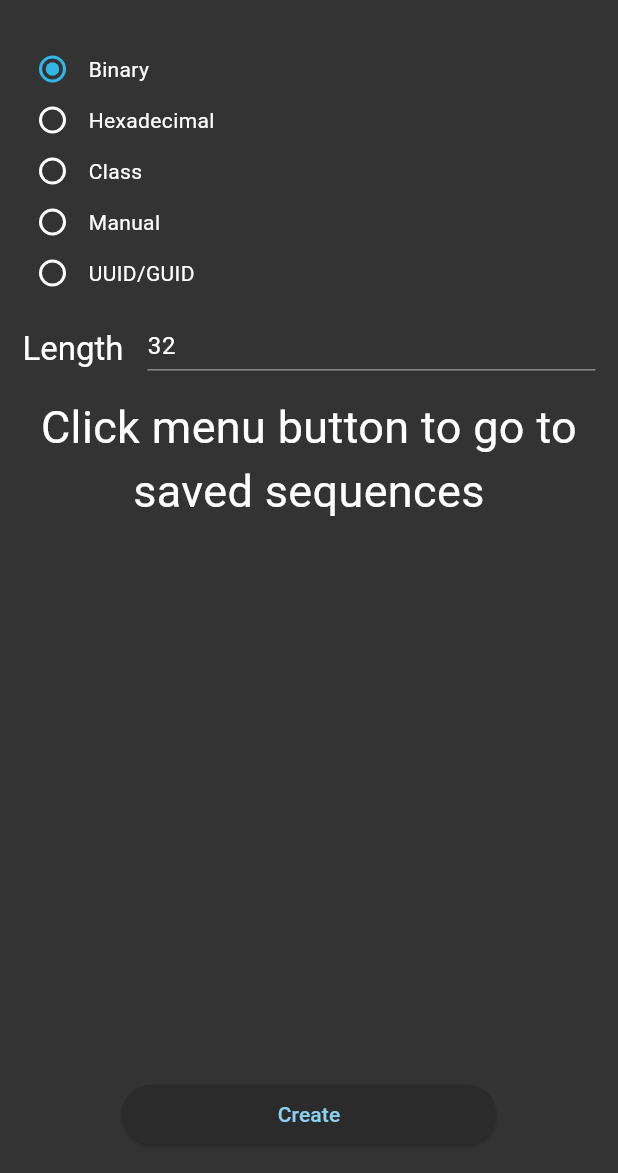
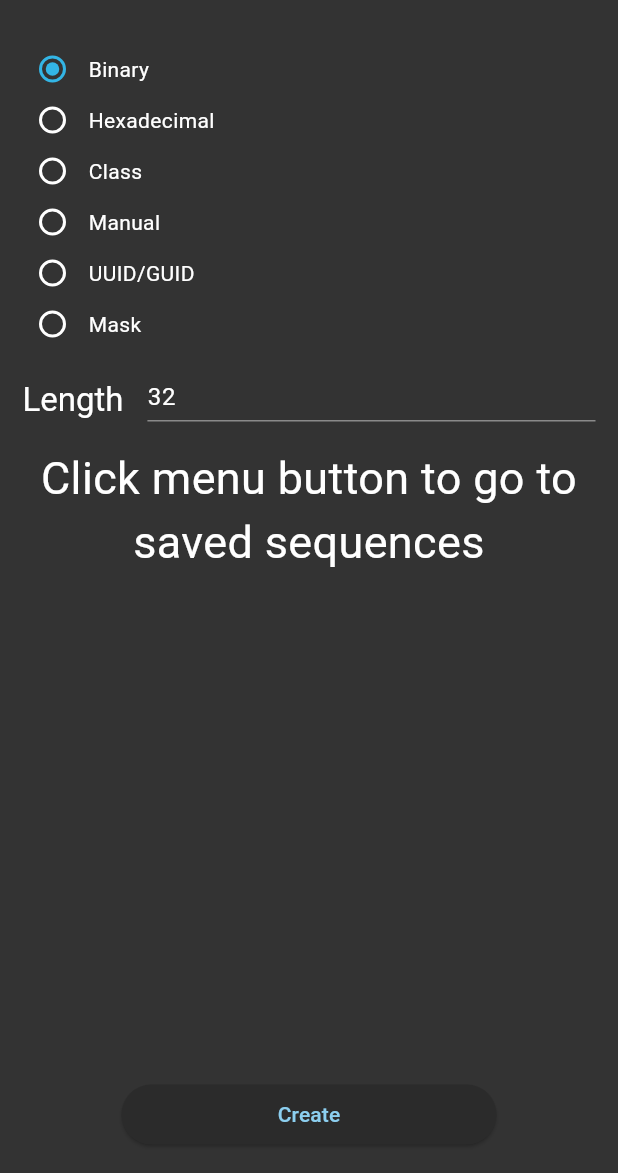
Before and after one commit to ruvolof/randomsequencegenerator, a Flutter app: the screen it shows after launch, on a phone screen of 412 x 824 dp, the part 63-1236 px from its top. Run offline on Flutter 3.47's test engine with Material 3 defaults, Android fonts, the phone set to English and light mode, and no system bars; our stand-ins replace share_plus, shared_preferences; generated files the repository leaves out were written again.

Commit message:
Adding mask generation mode

```diff
--- a/lib/l10n/app_en.arb
+++ b/lib/l10n/app_en.arb
@@ -31,6 +31,11 @@
     "description": "Generation mode: a version 4 UUID, also known as a GUID. Both acronyms are usually left untranslated."
   },
 
+  "rMask": "Mask",
+  "@rMask": {
+    "description": "Generation mode: the user writes a template and each placeholder in it is filled at random."
+  },
+
   "uuidUppercase": "Uppercase",
   "@uuidUppercase": {
     "description": "Checkbox that renders the UUID's hexadecimal digits in capitals."
@@ -42,6 +47,81 @@
   "uuidBraces": "Braces",
   "@uuidBraces": {
     "description": "Checkbox that wraps the UUID in curly braces, the Microsoft GUID style."
+  },
+
+  "maskHint": "AA###AA",
+  "@maskHint": {
+    "description": "Placeholder in the mask field, an example mask that generates a car plate."
+  },
+  "maskLegendTitle": "How to write a mask",
+  "@maskLegendTitle": {
+    "description": "Heading of the block that explains the mask syntax."
+  },
+  "maskTokenDigit": "a digit, 0 to 9",
+  "@maskTokenDigit": {
+    "description": "Legend entry for the mask placeholder that generates one digit."
+  },
+  "maskTokenLowercase": "a lowercase letter",
+  "@maskTokenLowercase": {
+    "description": "Legend entry for the mask placeholder that generates one lowercase letter."
+  },
+  "maskTokenUppercase": "an uppercase letter",
+  "@maskTokenUppercase": {
+    "description": "Legend entry for the mask placeholder that generates one uppercase letter."
+  },
+  "maskTokenLetter": "a letter, either case",
+  "@maskTokenLetter": {
+    "description": "Legend entry for the mask placeholder that generates one letter of either case."
+  },
+  "maskTokenAlphanumeric": "a letter or a digit",
+  "@maskTokenAlphanumeric": {
+    "description": "Legend entry for the mask placeholder that generates one letter or digit."
+  },
+  "maskTokenHexLower": "a lowercase hex digit, 0 to f",
+  "@maskTokenHexLower": {
+    "description": "Legend entry for the mask placeholder that generates one lowercase hexadecimal digit."
+  },
+  "maskTokenHexUpper": "an uppercase hex digit, 0 to F",
+  "@maskTokenHexUpper": {
+    "description": "Legend entry for the mask placeholder that generates one uppercase hexadecimal digit."
+  },
+  "maskTokenSpecial": "a special character",
+  "@maskTokenSpecial": {
+    "description": "Legend entry for the mask placeholder that generates one special character."
+  },
+  "maskTokenRepeat": "repeats the item before it, five times here",
+  "@maskTokenRepeat": {
+    "description": "Legend entry for the mask repetition count, shown next to the syntax a{5}. Braces cannot appear in this text because they are ICU placeholder syntax."
+  },
+  "maskTokenEscape": "the next character exactly as typed",
+  "@maskTokenEscape": {
+    "description": "Legend entry for the mask escape character, a backslash."
+  },
+  "maskLiteralNote": "Anything else is copied as it is, so AA-### keeps the dash.",
+  "@maskLiteralNote": {
+    "description": "Legend note explaining that unrecognized mask characters are literals."
+  },
+  "maskExample": "Example: AA###AA generates a plate like QP417XZ",
+  "@maskExample": {
+    "description": "Worked example closing the mask legend."
+  },
+  "maskErrorNoPlaceholder": "Add at least one placeholder, like AA###AA",
+  "@maskErrorNoPlaceholder": {
+    "description": "Error shown under the mask field when the mask is empty or made of literals only."
+  },
+  "maskErrorQuantifier": "A repetition needs an item before it and a number inside the braces",
+  "@maskErrorQuantifier": {
+    "description": "Error shown under the mask field when a repetition count is malformed. Braces cannot appear in this text because they are ICU placeholder syntax."
+  },
+  "maskErrorTooLong": "The mask would generate more than {max} characters",
+  "@maskErrorTooLong": {
+    "description": "Error shown under the mask field when the mask expands past the maximum length.",
+    "placeholders": {
+      "max": {
+        "type": "int",
+        "example": "4096"
+      }
+    }
   },
 
   "rangeDigit": "[0–9]",
--- a/lib/models/generation_mode.dart
+++ b/lib/models/generation_mode.dart
@@ -11,7 +11,11 @@ enum GenerationMode {
 
   /// The odd one out: no pool and no length, a version 4 UUID rendered
   /// according to the ticked format options.
-  uuid;
+  uuid,
+
+  /// The pool changes from position to position: the user writes a template and
+  /// each placeholder in it is filled from its own pool.
+  mask;
 
   /// The value persisted alongside a saved entry. Kept independent of the
   /// declaration order so reordering the enum cannot invalidate stored data.
@@ -21,7 +25,15 @@ enum GenerationMode {
     GenerationMode.charClass => 'class',
     GenerationMode.manual => 'manual',
     GenerationMode.uuid => 'uuid',
+    GenerationMode.mask => 'mask',
   };
+
+  /// Whether the mode draws a sequence to the length the user asks for, and so
+  /// needs the length field. A UUID is 128 bits whatever anyone wants and a
+  /// mask carries its own length, so for those two the field would be a dead
+  /// control.
+  bool get usesLength =>
+      this != GenerationMode.uuid && this != GenerationMode.mask;
 
   /// Returns null for an unknown or missing key rather than throwing, so one
   /// bad entry cannot take down the whole saved list.
--- /dev/null
+++ b/lib/models/mask_pattern.dart
@@ -0,0 +1,187 @@
+import 'package:flutter/foundation.dart';
+
+import '../services/char_pools.dart';
+
+/// Why a mask could not be used.
+enum MaskError {
+  /// The mask contains no placeholder at all, so it would generate nothing
+  /// random. The empty mask lands here too.
+  noPlaceholder,
+
+  /// A repetition is malformed: nothing to repeat before it, an unclosed brace,
+  /// or a count that is not a positive number.
+  badQuantifier,
+
+  /// The mask expands past [MaskPattern.maxOutputLength].
+  tooLong,
+}
+
+/// One item of a parsed mask, plus how many times it repeats.
+///
+/// Either [pool] or [literal] is non-null, never both.
+@immutable
+class MaskSegment {
+  /// `count` characters drawn from [pool].
+  const MaskSegment.pool(String this.pool, this.count) : literal = null;
+
+  /// The code point [literal], repeated `count` times verbatim.
+  const MaskSegment.literal(int this.literal, this.count) : pool = null;
+
+  final String? pool;
+  final int? literal;
+  final int count;
+
+  bool get isPlaceholder => pool != null;
+
+  /// The same item with a repetition count of [count] — how a `{n}` quantifier
+  /// is applied to the item it follows.
+  MaskSegment withCount(int count) => pool != null
+      ? MaskSegment.pool(pool!, count)
+      : MaskSegment.literal(literal!, count);
+
+  @override
+  bool operator ==(Object other) =>
+      other is MaskSegment &&
+      other.pool == pool &&
+      other.literal == literal &&
+      other.count == count;
+
+  @override
+  int get hashCode => Object.hash(pool, literal, count);
+
+  @override
+  String toString() => pool != null
+      ? 'MaskSegment.pool($pool, $count)'
+      : 'MaskSegment.literal(${String.fromCharCode(literal!)}, $count)';
+}
+
+/// A mask parsed into the segments it generates from.
+///
+/// Parsing is kept out of `SequenceGenerator` so it can be tested without a
+/// `Random` and so the screen can validate the field as the user types — the
+/// same split as `LengthField.parse`.
+///
+/// The syntax, in full:
+///
+/// - a key of [CharPools.maskPools] (`#`, `a`, `A`, `?`, `*`, `h`, `H`, `%`) is
+///   one character drawn from that pool;
+/// - `{n}` repeats the item immediately before it `n` times, whether that item
+///   is a placeholder or a literal;
+/// - [CharPools.maskEscape] makes the character after it a literal;
+/// - anything else is a literal.
+@immutable
+class MaskPattern {
+  const MaskPattern._(this.segments, this.error);
+
+  /// The longest string a mask may expand to. The same bound as
+  /// `SequenceGenerator.maxLength`, held separately so a model does not have to
+  /// import the service that consumes it; a test pins the two together.
+  static const int maxOutputLength = 4096;
+
+  /// A count is decimal digits and nothing else — `int.tryParse` would also
+  /// accept `+5` and `-5`.
+  static final RegExp _count = RegExp(r'^[0-9]+$');
+
+  static const MaskPattern _noPlaceholder = MaskPattern._(
+    [],
+    MaskError.noPlaceholder,
+  );
+  static const MaskPattern _badQuantifier = MaskPattern._(
+    [],
+    MaskError.badQuantifier,
+  );
+  static const MaskPattern _tooLong = MaskPattern._([], MaskError.tooLong);
+
+  /// The segments to generate from, in order. Empty when [error] is set.
+  final List<MaskSegment> segments;
+
+  /// Null when the mask is usable.
+  final MaskError? error;
+
+  bool get isValid => error == null;
+
+  /// How many characters the mask expands to.
+  int get outputLength =>
+      segments.fold(0, (total, segment) => total + segment.count);
+
+  /// Parses [mask]. Never throws; an unusable mask comes back with [error] set.
+  static MaskPattern parse(String mask) {
+    // Runes, not code units, so a pasted emoji literal cannot be split into
+    // lone surrogates — the same property SequenceGenerator.generate has.
+    final runes = mask.runes.toList(growable: false);
+    final segments = <MaskSegment>[];
+    var hasPlaceholder = false;
+    var length = 0;
+    // A quantifier repeats an item, and a quantifier is not an item: this is
+    // what makes `a{2}{3}` an error rather than 6 letters.
+    var justQuantified = false;
+    var i = 0;
+
+    while (i < runes.length) {
+      final rune = runes[i];
+      final char = String.fromCharCode(rune);
+
+      if (char == CharPools.maskEscape) {
+        // A trailing lone escape is a literal backslash rather than an error:
+        // the user is most likely still typing.
+        final escaped = i + 1 < runes.length ? runes[i + 1] : rune;
+        segments.add(MaskSegment.literal(escaped, 1));
+        length += 1;
+        justQuantified = false;
+        i += i + 1 < runes.length ? 2 : 1;
+        continue;
+      }
+
+      if (char == CharPools.maskRepeatOpen) {
+        if (segments.isEmpty || justQuantified) return _badQuantifier;
+        final close = runes.indexOf(
+          CharPools.maskRepeatClose.codeUnitAt(0),
+          i + 1,
+        );
+        if (close < 0) return _badQuantifier;
+        final digits = String.fromCharCodes(runes.sublist(i + 1, close));
+        if (!_count.hasMatch(digits)) return _badQuantifier;
+        final count = int.tryParse(digits);
+        // Digits only, but too many of them to be an int — that can only mean an
+        // absurd length.
+        if (count == null) return _tooLong;
+        if (count < 1) return _badQuantifier;
+
+        final item = segments.removeLast();
+        segments.add(item.withCount(count));
+        length += count - item.count;
+        if (length > maxOutputLength) return _tooLong;
+        justQuantified = true;
+        i = close + 1;
+        continue;
+      }
+
+      final pool = CharPools.maskPools[char];
+      if (pool != null) {
+        segments.add(MaskSegment.pool(pool, 1));
+        hasPlaceholder = true;
+      } else {
+        segments.add(MaskSegment.literal(rune, 1));
+      }
+      length += 1;
+      justQuantified = false;
+      i += 1;
+    }
+
+    if (!hasPlaceholder) return _noPlaceholder;
+    if (length > maxOutputLength) return _tooLong;
+    return MaskPattern._(List.unmodifiable(segments), null);
+  }
+
+  @override
+  bool operator ==(Object other) =>
+      other is MaskPattern &&
+      other.error == error &&
+      listEquals(other.segments, segments);
+
+  @override
+  int get hashCode => Object.hash(error, Object.hashAll(segments));
+
+  @override
+  String toString() => 'MaskPattern(error: $error, segments: $segments)';
+}
--- a/lib/screens/main_screen.dart
+++ b/lib/screens/main_screen.dart
@@ -3,6 +3,7 @@ import 'package:flutter/material.dart';
 import '../l10n/generated/app_localizations.dart';
 import '../models/class_selection.dart';
 import '../models/generation_mode.dart';
+import '../models/mask_pattern.dart';
 import '../models/saved_entry.dart';
 import '../models/uuid_options.dart';
 import '../services/sequence_generator.dart';
@@ -14,6 +15,8 @@ import '../widgets/class_range_selector.dart';
 import '../widgets/confirm_dialog.dart';
 import '../widgets/icon_action_button.dart';
 import '../widgets/length_field.dart';
+import '../widgets/mask_field.dart';
+import '../widgets/mask_legend.dart';
 import '../widgets/result_display.dart';
 import '../widgets/save_as_dialog.dart';
 import '../widgets/uuid_options_selector.dart';
@@ -41,12 +44,14 @@ class _MainScreenState extends State<MainScreen> {
 
   final TextEditingController _manualController = TextEditingController();
   final TextEditingController _lengthController = TextEditingController();
+  final TextEditingController _maskController = TextEditingController();
 
   GenerationMode _mode = GenerationMode.binary;
   ClassSelection _classes = ClassSelection.none;
   UuidOptions _uuidOptions = UuidOptions.defaults;
   String _result = '';
   bool _lengthTouched = false;
+  bool _maskTouched = false;
 
   @override
   void initState() {
@@ -62,6 +67,7 @@ class _MainScreenState extends State<MainScreen> {
   void dispose() {
     _manualController.dispose();
     _lengthController.dispose();
+    _maskController.dispose();
     super.dispose();
   }
 
@@ -69,13 +75,28 @@ class _MainScreenState extends State<MainScreen> {
 
   bool get _lengthHasError => _lengthTouched && _length == null;
 
-  /// UUID mode has no length, so a stale unusable value left in the hidden
-  /// field must not keep Create disabled.
-  bool get _canCreate => _mode == GenerationMode.uuid || _length != null;
+  MaskPattern get _maskPattern => MaskPattern.parse(_maskController.text);
+
+  /// The modes without a length must not be held back by a stale unusable value
+  /// left behind in the hidden field.
+  bool get _canCreate => switch (_mode) {
+    GenerationMode.uuid => true,
+    GenerationMode.mask => _maskPattern.isValid,
+    _ => _length != null,
+  };
 
   void _create() {
     if (_mode == GenerationMode.uuid) {
       setState(() => _result = _generator.generateUuid(_uuidOptions));
+      return;
+    }
+
+    if (_mode == GenerationMode.mask) {
+      final pattern = _maskPattern;
+      // Create is disabled while the mask is unusable, and the field carries the
+      // reason — so unlike the empty pool below there is nothing to announce.
+      if (!pattern.isValid) return;
+      setState(() => _result = _generator.generateFromMask(pattern));
       return;
     }
 
@@ -192,9 +213,19 @@ class _MainScreenState extends State<MainScreen> {
                 onChanged: (options) => setState(() => _uuidOptions = options),
               ),
             ],
-            // A UUID is 128 bits whatever the user wants, so the field would be
-            // a dead control in that mode.
-            if (_mode != GenerationMode.uuid) ...[
+            if (_mode == GenerationMode.mask) ...[
+              const SizedBox(height: 8),
+              MaskField(
+                controller: _maskController,
+                // Quiet until the user has typed, like the length field: an
+                // empty mask on arrival is not a mistake yet.
+                error: _maskTouched ? _maskPattern.error : null,
+                onChanged: (_) => setState(() => _maskTouched = true),
+              ),
+              const SizedBox(height: 8),
+              const MaskLegend(),
+            ],
+            if (_mode.usesLength) ...[
               const SizedBox(height: 16),
               Row(
                 crossAxisAlignment: CrossAxisAlignment.start,
@@ -300,6 +331,7 @@ class _ModeRadioGroup extends StatelessWidget {
       GenerationMode.charClass: l10n.rClass,
       GenerationMode.manual: l10n.rManual,
       GenerationMode.uuid: l10n.rUuid,
+      GenerationMode.mask: l10n.rMask,
     };
     final rowHeight = Breakpoints.isTablet(context)
         ? Dimens.radioRowTablet
--- a/lib/services/char_pools.dart
+++ b/lib/services/char_pools.dart
@@ -11,4 +11,32 @@ abstract final class CharPools {
 
   /// Raw so the leading `$` is not read as string interpolation.
   static const String special = r'$%&()=?@#<>_£[]*';
+
+  /// Not legacy: the mask mode's `h` token. [hex] stays the uppercase original
+  /// the Hexadecimal mode has always used.
+  static const String hexLowercase = '0123456789abcdef';
+
+  /// The mask mode's placeholder tokens, and the pool each one draws from. The
+  /// single source of truth for the syntax: the parser looks tokens up here and
+  /// the on-screen legend is checked against these keys.
+  ///
+  /// `final` rather than `const` because Dart cannot concatenate the const
+  /// pools at compile time.
+  static final Map<String, String> maskPools = {
+    '#': digit,
+    'a': lowercase,
+    'A': uppercase,
+    '?': lowercase + uppercase,
+    '*': digit + lowercase + uppercase,
+    'h': hexLowercase,
+    'H': hex,
+    '%': special,
+  };
+
+  /// In a mask, the character that makes the next one a literal.
+  static const String maskEscape = r'\';
+
+  /// In a mask, the delimiters of a repetition count — `a{5}`.
+  static const String maskRepeatOpen = '{';
+  static const String maskRepeatClose = '}';
 }
```
Also changed, not shown: lib/services/sequence_generator.dart (+30 -0 lines), lib/widgets/mask_field.dart (added, +57 -0 lines), lib/widgets/mask_legend.dart (added, +80 -0 lines), 3 other files.
